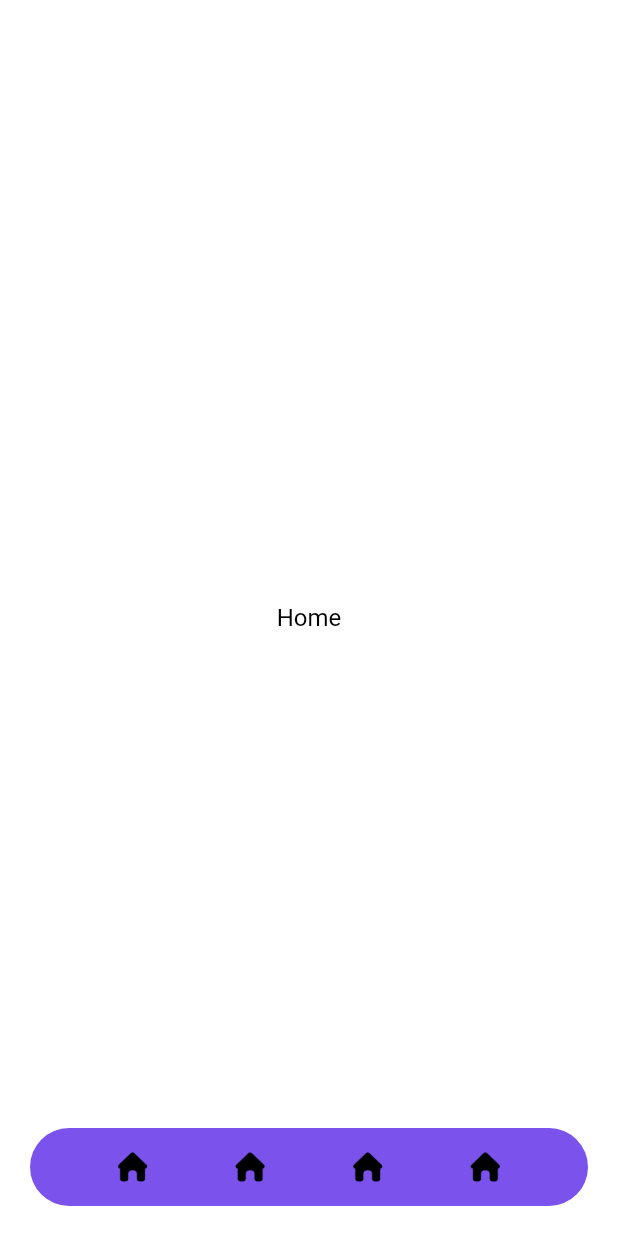
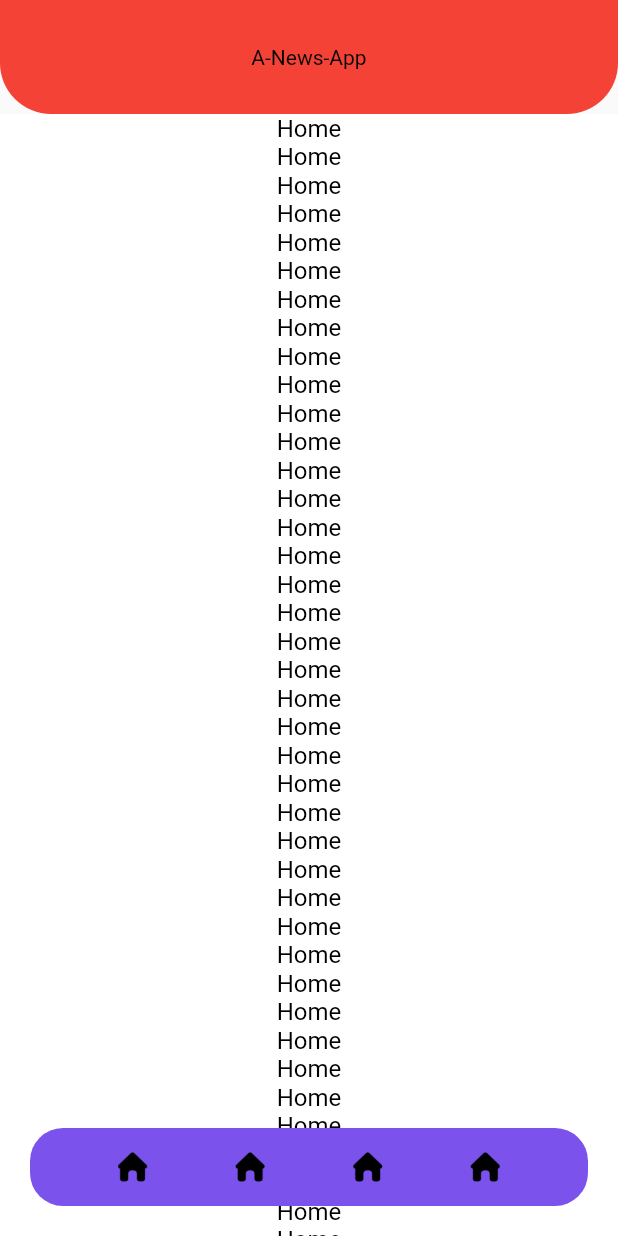
Before and after one commit to DargaHasanBasri/a-news-app, a Flutter app: the BottomNavigationBarPage screen opened directly, on a phone screen of 412 x 824 dp. Run offline on Flutter 3.47's test engine with Material 2 defaults, Android fonts, the phone set to English and light mode, and no system bars; our stand-ins replace get_it.

Commit message:
Add menu icons and status bar update

```diff
--- a/lib/main.dart
+++ b/lib/main.dart
@@ -1,11 +1,18 @@
 import 'package:a_news_app/services/service_locator.dart';
 import 'package:a_news_app/utils/route_helper.dart';
 import 'package:flutter/material.dart';
+import 'package:flutter/services.dart';
 
 Future<void> main() async {
   runApp(const MyApp());
+  SystemChrome.setSystemUIOverlayStyle(
+    const SystemUiOverlayStyle(
+      statusBarColor: Colors.transparent,
+    ),
+  );
   WidgetsFlutterBinding.ensureInitialized();
   await setupLocator();
+
 }
 
 class MyApp extends StatelessWidget {
--- a/lib/ui/pages/bottom_navigation_bar/bottom_navigation_bar_page.dart
+++ b/lib/ui/pages/bottom_navigation_bar/bottom_navigation_bar_page.dart
@@ -40,7 +40,12 @@ class _BottomNavigationBarPageState extends BaseStatefulState<BottomNavigationBa
       body: ValueListenableBuilder(
           valueListenable: vm.pageIndex,
           builder: (_, __, ___) {
-            return PageView(
+            return Column(
+              crossAxisAlignment: CrossAxisAlignment.stretch,
+              children: [
+                _buildAppBar(),
+                Expanded(
+                  child: PageView(
                     physics: const NeverScrollableScrollPhysics(),
                     controller: pageController,
                     scrollDirection: Axis.horizontal,
@@ -49,9 +54,35 @@ class _BottomNavigationBarPageState extends BaseStatefulState<BottomNavigationBa
                       vm.pageIndex.value = value;
                       FocusScope.of(context).requestFocus(FocusNode());
                     },
+                  ),
+                ),
+              ],
             );
           }),
       bottomNavigationBar: _customBottomNavigationBar(),
+    );
+  }
+
+  Widget _buildAppBar() {
+    return Container(
+      decoration: const BoxDecoration(
+        color: Colors.red,
+        borderRadius: BorderRadius.only(
+          bottomRight: Radius.circular(34),
+          bottomLeft: Radius.circular(34),
+        ),
+      ),
+      child: Padding(
+        padding: const EdgeInsets.symmetric(vertical: 30),
+        child: Center(
+          child: Text(
+            "A-News-App",
+            style: TextStyle(
+              color: CustomColors.black,
+            ),
+          ),
+        ),
+      ),
     );
   }
 
@@ -64,7 +95,7 @@ class _BottomNavigationBarPageState extends BaseStatefulState<BottomNavigationBa
             child: Container(
               decoration: BoxDecoration(
                 color: CustomColors.customBottomNavigationColor,
-                borderRadius: BorderRadius.circular(30),
+                borderRadius: BorderRadius.circular(22),
               ),
               child: Padding(
                 padding: const EdgeInsets.symmetric(vertical: 16),
--- a/lib/ui/pages/home/home_page.dart
+++ b/lib/ui/pages/home/home_page.dart
@@ -14,21 +14,21 @@ class _HomePageState extends BaseStatefulState<HomePage> {
   @override
   Widget build(BuildContext context) {
     return Scaffold(
-      body: Container(
-        width: double.maxFinite,
-        color: CustomColors.white,
-        child: Column(
-          mainAxisAlignment: MainAxisAlignment.center,
-          children: [
-            Text(
+      backgroundColor: CustomColors.white,
+      body: ListView.builder(
+        physics: const BouncingScrollPhysics(),
+        itemCount: 100,
+        itemBuilder: (context, index) {
+          return Center(
+            child: Text(
               "Home",
               style: TextStyle(
                 fontSize: 16,
                 color: CustomColors.black,
               ),
             ),
-          ],
-        ),
+          );
+        },
       ),
     );
   }
```
Also changed, not shown: images/ic_close_menu.png (added), images/ic_open_menu.png (added). Lines whose indentation alone changed are shown as unchanged.
